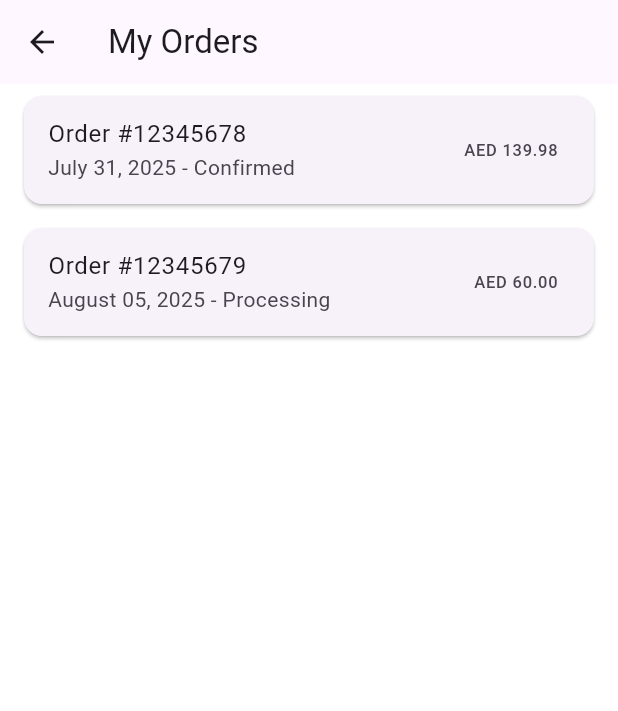
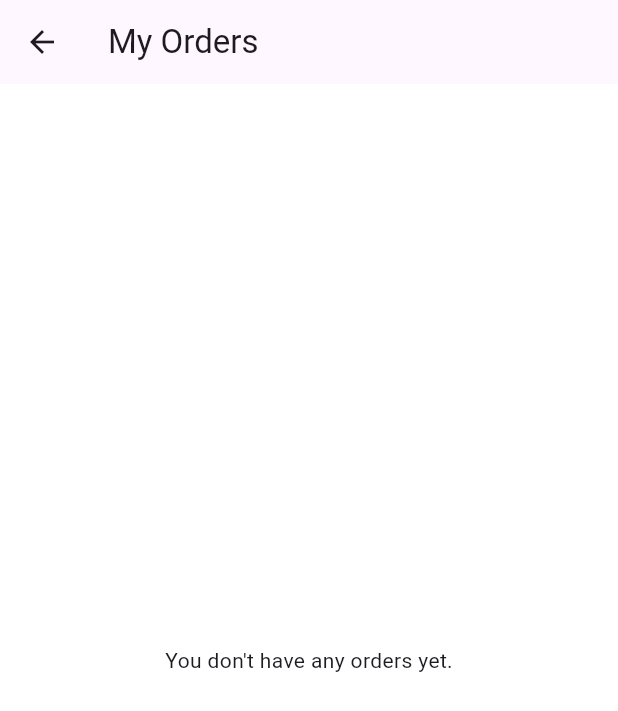
Before and after one commit to raniakolshy/KOLSHY_APP_RANIA, a Flutter app: the MyOrdersScreen screen opened directly, on a phone screen of 412 x 824 dp. Shown: the top 711 px of the screen. Run offline on Flutter 3.47's test engine with Material 3 defaults, Android fonts, the phone set to English and light mode, and no system bars; our stand-ins replace google_fonts, google_sign_in, intl_phone_field, shared_preferences; accounts and stored records are empty; network calls fail.

Commit message:
7 aout 12h order details faite

```diff
--- /dev/null
+++ b/lib/data/models/order_model.dart
@@ -0,0 +1,23 @@
+// lib/data/models/order_model.dart
+
+import 'cart_item_model.dart';
+
+class OrderModel {
+  final String orderNumber;
+  final String orderDate;
+  final String orderStatus;
+  final List<CartItem> items;
+  final double subtotal;
+  final double shipping;
+  final double total;
+
+  OrderModel({
+    required this.orderNumber,
+    required this.orderDate,
+    required this.orderStatus,
+    required this.items,
+    required this.subtotal,
+    required this.shipping,
+    required this.total,
+  });
+}
--- a/lib/main.dart
+++ b/lib/main.dart
@@ -9,7 +9,8 @@ import 'package:kolshy_app/presentation/auth/login/login_screen.dart';
 import 'package:kolshy_app/presentation/auth/login/welcome_screen.dart';
 import 'package:kolshy_app/presentation/client/Messages/Chat_screen.dart';
 import 'package:kolshy_app/presentation/client/cart/CheckoutPage.dart';
-import 'package:kolshy_app/presentation/client/cart/OrderDetailsPage.dart';
+import 'package:kolshy_app/data/models/order_model.dart';
+import 'package:kolshy_app/presentation/client/cart/orders_manager.dart';
 import 'package:kolshy_app/presentation/client/cart/ShoppingCartPage.dart';
 import 'package:kolshy_app/presentation/client/cart/ThankYouPage.dart';
 import 'package:kolshy_app/presentation/client/notifications/notification_screen.dart';
@@ -39,9 +40,17 @@ void main() async {
     serverClientId: 'YOUR_ANDROID_WEB_CLIENT_ID.apps.googleusercontent.com',
     scopes: ['email'],
   );
+
   runApp(
-    ChangeNotifierProvider<LocaleProvider>.value(
-      value: localeProvider,
+    MultiProvider(
+      providers: [
+        ChangeNotifierProvider<LocaleProvider>.value(
+          value: localeProvider,
+        ),
+        ChangeNotifierProvider<OrdersManager>(
+          create: (_) => OrdersManager(),
+        ),
+      ],
       child: const MyApp(),
     ),
   );
--- a/lib/presentation/client/cart/ThankYouPage.dart
+++ b/lib/presentation/client/cart/ThankYouPage.dart
@@ -1,10 +1,11 @@
 import 'package:flutter/material.dart';
 import 'package:kolshy_app/l10n/app_localizations.dart';
 import 'package:kolshy_app/data/models/cart_item_model.dart';
-
+import 'package:kolshy_app/data/models/order_model.dart';
+import 'package:provider/provider.dart';
 import '../../shared/home/home_screen.dart';
 import '../cart/OrderDetailsPage.dart';
-
+import 'package:kolshy_app/presentation/client/cart/orders_manager.dart';
 class ThankYouPage extends StatefulWidget {
   final List<CartItem> cartItems;
 
@@ -98,8 +99,7 @@ class _ThankYouPageState extends State<ThankYouPage> {
           Navigator.push(
             context,
             MaterialPageRoute(
-                builder: (context) =>
-                    OrderDetailsPage(items: widget.cartItems)),
+                builder: (context) => OrderDetailsPage(items: widget.cartItems)),
           );
         },
         style: OutlinedButton.styleFrom(
@@ -127,6 +127,10 @@ class _ThankYouPageState extends State<ThankYouPage> {
       height: 52,
       child: ElevatedButton(
         onPressed: () {
+          // Utilise Provider pour accéder au OrdersManager et ajouter la commande
+          final ordersManager = Provider.of<OrdersManager>(context, listen: false);
+          ordersManager.addOrder(widget.cartItems);
+
           Navigator.pushAndRemoveUntil(
             context,
             MaterialPageRoute(builder: (context) => const HomeScreen()),
--- /dev/null
+++ b/lib/presentation/client/cart/orders_manager.dart
@@ -0,0 +1,36 @@
+// lib/data/orders_manager.dart
+
+import 'package:flutter/foundation.dart';
+import 'package:kolshy_app/data/models/cart_item_model.dart';
+import 'package:kolshy_app/data/models/order_model.dart'; // Vous aurez besoin de ce modèle
+import 'package:uuid/uuid.dart';
+
+class OrdersManager extends ChangeNotifier {
+  final List<OrderModel> _myOrders = [];
+
+  List<OrderModel> get orders => _myOrders;
+
+  void addOrder(List<CartItem> items) {
+    const uuid = Uuid();
+    final newOrder = OrderModel(
+      orderNumber: '#${uuid.v4().substring(0, 8).toUpperCase()}',
+      orderDate: DateTime.now().toString().substring(0, 10), // Format YYYY-MM-DD
+      orderStatus: 'Confirmed',
+      items: items,
+      subtotal: _calculateSubtotal(items),
+      shipping: 0.0,
+      total: _calculateSubtotal(items),
+    );
+
+    _myOrders.add(newOrder);
+    notifyListeners(); // Notifie tous les widgets qui écoutent ce manager
+  }
+
+  double _calculateSubtotal(List<CartItem> items) {
+    double subtotal = 0.0;
+    for (var item in items) {
+      subtotal += item.quantity * item.product.price;
+    }
+    return subtotal;
+  }
+}
--- a/lib/presentation/shared/settings/MyOrdersScreen.dart
+++ b/lib/presentation/shared/settings/MyOrdersScreen.dart
@@ -1,64 +1,10 @@
-// lib/shared/settings/MyOrdersScreen.dart
-
 import 'package:flutter/material.dart';
-import 'package:kolshy_app/data/models/cart_item_model.dart';
-import 'package:kolshy_app/data/models/product_model.dart'; // Import du modèle Product
+import 'package:provider/provider.dart';
+import 'package:kolshy_app/data/models/order_model.dart';
+import 'package:kolshy_app/presentation/client/cart/orders_manager.dart';
 import '../../client/cart/OrderDetailsPage.dart';
 
 class MyOrdersScreen extends StatelessWidget {
-  final List<Map<String, dynamic>> dummyOrders = const [
-    {
-      'orderNumber': '#12345678',
-      'orderDate': 'July 31, 2025',
-      'orderStatus': 'Confirmed',
-      'customerInfo': {
-        'name': 'John Doe',
-        'email': 'john.doe@example.com',
-      },
-      'items': [
-        {
-          'name': 'Nike Air Max',
-          'type': 'Sneakers',
-          'quantity': 2,
-          'price': 69.99,
-          'imagePath': 'assets/shoes.png',
-        },
-      ],
-      'shippingAddress': '742 Evergreen Terrace,\nSpringfield',
-      'paymentMethod': 'Apple Pay',
-      'totals': {
-        'subtotal': 139.98,
-        'shipping': 0.00,
-        'total': 139.98,
-      },
-    },
-    {
-      'orderNumber': '#12345679',
-      'orderDate': 'August 05, 2025',
-      'orderStatus': 'Processing',
-      'customerInfo': {
-        'name': 'Jane Doe',
-        'email': 'jane.doe@example.com',
-      },
-      'items': [
-        {
-          'name': 'T-Shirt',
-          'type': 'Apparel',
-          'quantity': 1,
-          'price': 50.00,
-          'imagePath': 'assets/tshirt.png',
-        },
-      ],
-      'shippingAddress': '123 Main Street,\nAnytown',
-      'paymentMethod': 'Credit Card',
-      'totals': {
-        'subtotal': 50.00,
-        'shipping': 10.00,
-        'total': 60.00,
-      },
-    },
-  ];
-
   const MyOrdersScreen({Key? key}) : super(key: key);
 
   @override
@@ -67,11 +13,23 @@ class MyOrdersScreen extends StatelessWidget {
       appBar: AppBar(
         title: Text('My Orders'),
       ),
-      body: ListView.builder(
-        itemCount: dummyOrders.length,
-        itemBuilder: (context, index) {
-          final order = dummyOrders[index];
-          return OrderListItem(order: order);
+      body: Consumer<OrdersManager>(
+        builder: (context, ordersManager, child) {
+          final orders = ordersManager.orders;
+
+          if (orders.isEmpty) {
+            return const Center(
+              child: Text("You don't have any orders yet."),
+            );
+          }
+
+          return ListView.builder(
+            itemCount: orders.length,
+            itemBuilder: (context, index) {
+              final order = orders[index];
+              return OrderListItem(order: order);
+            },
+          );
         },
       ),
     );
@@ -79,37 +37,23 @@ class MyOrdersScreen extends StatelessWidget {
 }
 
 class OrderListItem extends StatelessWidget {
-  final Map<String, dynamic> order;
+  final OrderModel order;
 
   const OrderListItem({Key? key, required this.order}) : super(key: key);
 
   @override
   Widget build(BuildContext context) {
-    // Conversion de la liste d'articles de la Map vers une List<CartItem>
-    final List<CartItem> cartItems = (order['items'] as List)
-        .map((item) => CartItem(
-      product: Product(
-        name: item['name'] as String? ?? 'N/A',
-        brand: item['type'] as String? ?? 'N/A', // Assumant que 'type' représente la marque ou une catégorie
-        price: item['price'] as double? ?? 0.0,
-        imageUrl: item['imagePath'] as String? ?? 'assets/placeholder.png',
-        selectedSize: 'N/A', // Non disponible dans les données fictives
-      ),
-      quantity: item['quantity'] as int? ?? 1,
-    ))
-        .toList();
-
     return Card(
       margin: const EdgeInsets.symmetric(horizontal: 16, vertical: 8),
       child: ListTile(
-        title: Text('Order ${order['orderNumber']}'),
-        subtitle: Text('${order['orderDate']} - ${order['orderStatus']}'),
-        trailing: Text('AED ${order['totals']['total'].toStringAsFixed(2)}'),
+        title: Text('Order ${order.orderNumber}'),
+        subtitle: Text('${order.orderDate} - ${order.orderStatus}'),
+        trailing: Text('AED ${order.total.toStringAsFixed(2)}'),
         onTap: () {
           Navigator.push(
             context,
             MaterialPageRoute(
-              builder: (context) => OrderDetailsPage(items: cartItems),
+              builder: (context) => OrderDetailsPage(items: order.items),
             ),
           );
         },
--- a/pubspec.yaml
+++ b/pubspec.yaml
@@ -31,6 +31,7 @@ dev_dependencies:
   sign_in_with_apple: ^6.0.0 # For Apple Sign-In
   firebase_core: ^2.24.2 # For Firebase initialization (if using Firebase Auth)
   firebase_auth: ^4.15.0 # For Firebase Authentication
+  uuid: ^4.4.0
 
 flutter:
   generate: true
```
Also changed, not shown: pubspec.lock.
